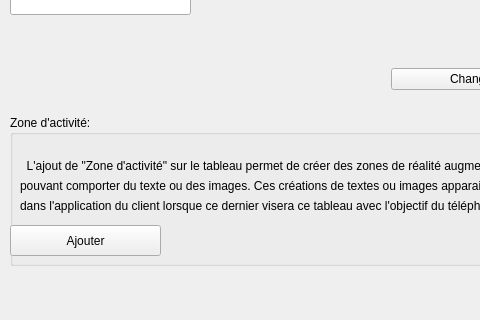
This is formtableau.ui in norips/Projet_MBA_ConfigCreator as Qt 5 draws it before an edit; both pictures show x 0 to 480 and y 135 to 455 of the 600 by 455 pixel window. The edited form follows.
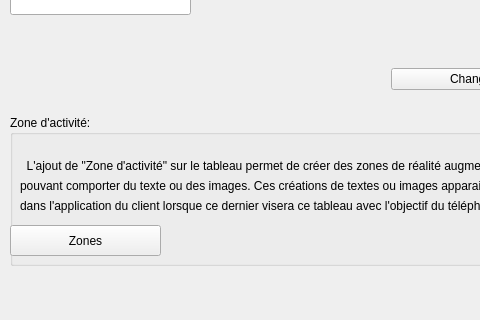
This is the edited form.

The edit to the form file:
```diff
--- a/formtableau.ui
+++ b/formtableau.ui
@@ -50,7 +50,7 @@
      </rect>
     </property>
     <property name="text">
-     <string>Ajouter</string>
+     <string>Zones</string>
     </property>
    </widget>
    <widget class="QLabel" name="label">
```
